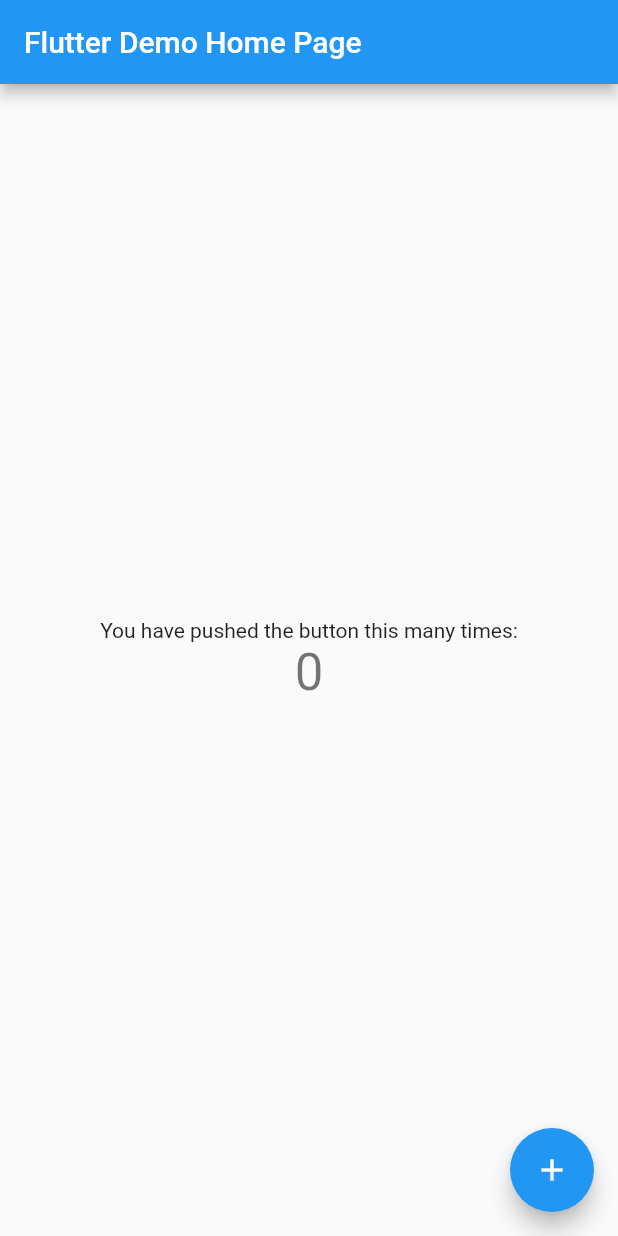
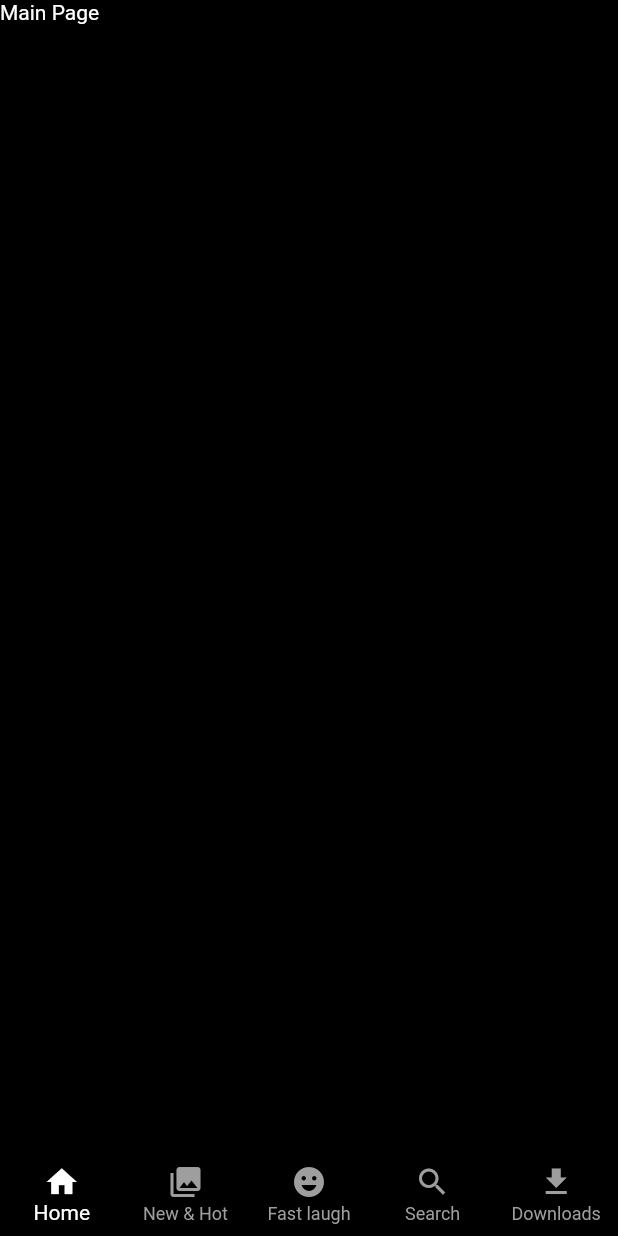
Before and after one commit to AbikMathew/Netflix-Clone, a Flutter app: the screen it shows after launch, on a phone screen of 412 x 824 dp. Run offline on Flutter 3.47's test engine with Material 2 defaults, Android fonts, the phone set to English and light mode, and no system bars.

Commit message:
Pages created, working on navbar

```diff
--- /dev/null
+++ b/lib/core/colors/colors.dart
@@ -0,0 +1,3 @@
+import 'package:flutter/material.dart';
+
+const backgroundColor = Colors.black;
--- a/lib/main.dart
+++ b/lib/main.dart
@@ -1,4 +1,5 @@
 import 'package:flutter/material.dart';
+import 'package:netflix_clone/presentation/main_page/screen_main_page.dart';
 
 void main() {
   runApp(const MyApp());
@@ -7,109 +8,17 @@ void main() {
 class MyApp extends StatelessWidget {
   const MyApp({Key? key}) : super(key: key);
 
-  // This widget is the root of your application.
   @override
   Widget build(BuildContext context) {
     return MaterialApp(
-      title: 'Flutter Demo 1',
-      theme: ThemeData(
-        // This is the theme of your application.
-        //
-        // Try running your application with "flutter run". You'll see the
-        // application has a blue toolbar. Then, without quitting the app, try
-        // changing the primarySwatch below to Colors.green and then invoke
-        // "hot reload" (press "r" in the console where you ran "flutter run",
-        // or simply save your changes to "hot reload" in a Flutter IDE).
-        // Notice that the counter didn't reset back to zero; the application
-        // is not restarted.
-        primarySwatch: Colors.blue,
-      ),
-      home: const MyHomePage(title: 'Flutter Demo Home Page'),
-    );
+        title: 'Flutter Demo',
+        theme: ThemeData(
+          primarySwatch: Colors.blue,
+          textTheme: const TextTheme(
+            bodyText1: TextStyle(color: Colors.white),
+            bodyText2: TextStyle(color: Colors.white),
+          ),
+        ),
+        home: const ScreenMainPage());
   }
 }
-
-class MyHomePage extends StatefulWidget {
-  const MyHomePage({Key? key, required this.title}) : super(key: key);
-
-  // This widget is the home page of your application. It is stateful, meaning
-  // that it has a State object (defined below) that contains fields that affect
-  // how it looks.
-
-  // This class is the configuration for the state. It holds the values (in this
-  // case the title) provided by the parent (in this case the App widget) and
-  // used by the build method of the State. Fields in a Widget subclass are
-  // always marked "final".
-
-  final String title;
-
-  @override
-  State<MyHomePage> createState() => _MyHomePageState();
-}
-
-class _MyHomePageState extends State<MyHomePage> {
-  int _counter = 0;
-
-  void _incrementCounter() {
-    setState(() {
-      // This call to setState tells the Flutter framework that something has
-      // changed in this State, which causes it to rerun the build method below
-      // so that the display can reflect the updated values. If we changed
-      // _counter without calling setState(), then the build method would not be
-      // called again, and so nothing would appear to happen.
-      _counter++;
-    });
-  }
-
-  @override
-  Widget build(BuildContext context) {
-    // This method is rerun every time setState is called, for instance as done
-    // by the _incrementCounter method above.
-    //
-    // The Flutter framework has been optimized to make rerunning build methods
-    // fast, so that you can just rebuild anything that needs updating rather
-    // than having to individually change instances of widgets.
-    return Scaffold(
-      appBar: AppBar(
-        // Here we take the value from the MyHomePage object that was created by
-        // the App.build method, and use it to set our appbar title.
-        title: Text(widget.title),
-      ),
-      body: Center(
-        // Center is a layout widget. It takes a single child and positions it
-        // in the middle of the parent.
-        child: Column(
-          // Column is also a layout widget. It takes a list of children and
-          // arranges them vertically. By default, it sizes itself to fit its
-          // children horizontally, and tries to be as tall as its parent.
-          //
-          // Invoke "debug painting" (press "p" in the console, choose the
-          // "Toggle Debug Paint" action from the Flutter Inspector in Android
-          // Studio, or the "Toggle Debug Paint" command in Visual Studio Code)
-          // to see the wireframe for each widget.
-          //
-          // Column has various properties to control how it sizes itself and
-          // how it positions its children. Here we use mainAxisAlignment to
-          // center the children vertically; the main axis here is the vertical
-          // axis because Columns are vertical (the cross axis would be
-          // horizontal).
-          mainAxisAlignment: MainAxisAlignment.center,
-          children: <Widget>[
-            const Text(
-              'You have pushed the button this many times:',
-            ),
-            Text(
-              '$_counter',
-              style: Theme.of(context).textTheme.headline4,
-            ),
-          ],
-        ),
-      ),
-      floatingActionButton: FloatingActionButton(
-        onPressed: _incrementCounter,
-        tooltip: 'Increment',
-        child: const Icon(Icons.add),
-      ), // This trailing comma makes auto-formatting nicer for build methods.
-    );
-  }
-}
--- /dev/null
+++ b/lib/presentation/downloads/screen_downloads.dart
@@ -0,0 +1,12 @@
+import 'package:flutter/material.dart';
+
+class ScreenDownloads extends StatelessWidget {
+  const ScreenDownloads({ Key? key }) : super(key: key);
+
+  @override
+  Widget build(BuildContext context) {
+    return Scaffold(
+      body: Text('Downloads'),
+    );
+  }
+}
--- /dev/null
+++ b/lib/presentation/main_page/screen_main_page.dart
@@ -0,0 +1,20 @@
+import 'package:flutter/material.dart';
+import 'package:netflix_clone/core/colors/colors.dart';
+import 'package:netflix_clone/presentation/main_page/widgets/bottom_nav.dart';
+
+class ScreenMainPage extends StatelessWidget {
+  const ScreenMainPage({Key? key}) : super(key: key);
+
+  @override
+  Widget build(BuildContext context) {
+    return const Scaffold(
+      backgroundColor: backgroundColor,
+      body: SafeArea(
+        child: Text(
+          ('Main Page'),
+        ),
+      ),
+      bottomNavigationBar: BottomNavigationWidget(),
+    );
+  }
+}
--- /dev/null
+++ b/lib/presentation/main_page/widgets/bottom_nav.dart
@@ -0,0 +1,33 @@
+import 'package:flutter/material.dart';
+
+ValueNotifier<int> indexChangeNotifier = ValueNotifier(0);
+
+class BottomNavigationWidget extends StatelessWidget {
+  const BottomNavigationWidget({Key? key}) : super(key: key);
+
+  @override
+  Widget build(BuildContext context) {
+    return ValueListenableBuilder(valueListenable: indexChangeNotifier, builder: (context, int newIndex, _ ){
+      return BottomNavigationBar(
+      currentIndex: newIndex,
+      onTap: (index){
+        indexChangeNotifier.value = index;
+      },
+
+      type: BottomNavigationBarType.fixed, // In order to make the background black you need this
+      backgroundColor: Colors.black,
+      selectedItemColor: Colors.white,
+      unselectedItemColor: Colors.grey,
+      elevation: 0,
+
+      items: const [
+        BottomNavigationBarItem(icon: Icon(Icons.home), label: 'Home'),
+        BottomNavigationBarItem(icon: Icon(Icons.collections), label: 'New & Hot'),
+        BottomNavigationBarItem(icon: Icon(Icons.emoji_emotions), label: 'Fast laugh'),
+        BottomNavigationBarItem(icon: Icon(Icons.search), label: 'Search'),
+        BottomNavigationBarItem(icon: Icon(Icons.download), label: 'Downloads'),
+      ],
+    );
+    });
+  }
+}
```
Also changed, not shown: lib/presentation/fast_laugh/screen_fast_laugh.dart (added, +12 -0 lines), lib/presentation/home/screen_home.dart (added, +12 -0 lines), lib/presentation/hot_and_new/screen_hot_and_new.dart (added, +12 -0 lines), lib/presentation/search/screen_search.dart (added, +12 -0 lines).
